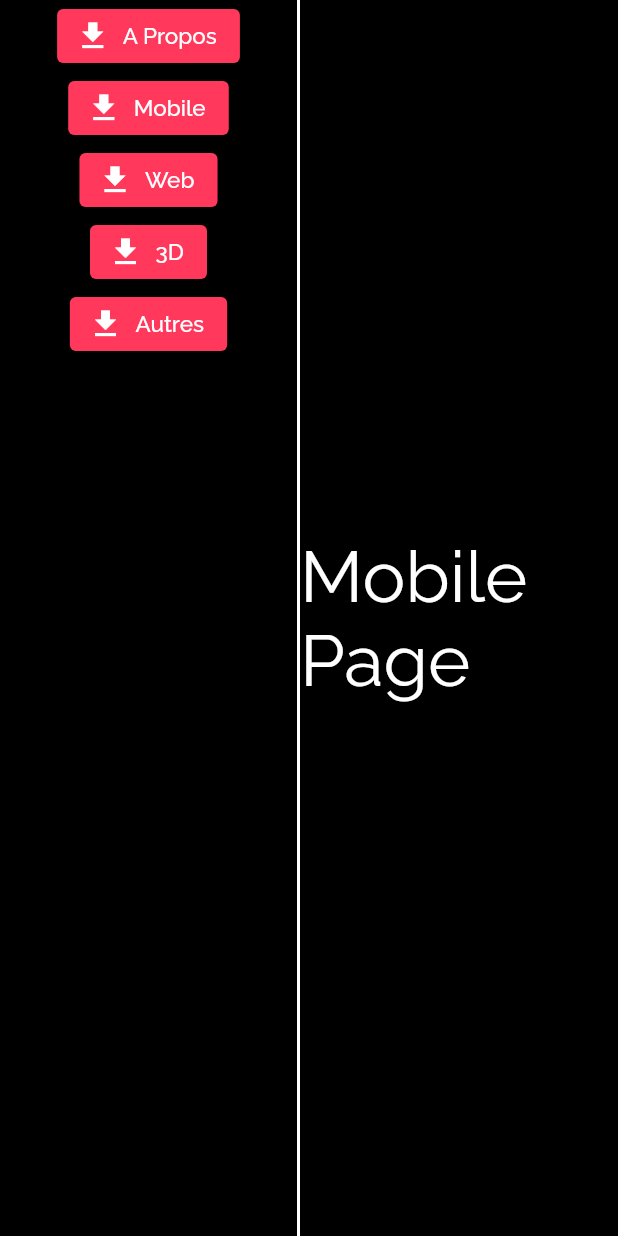
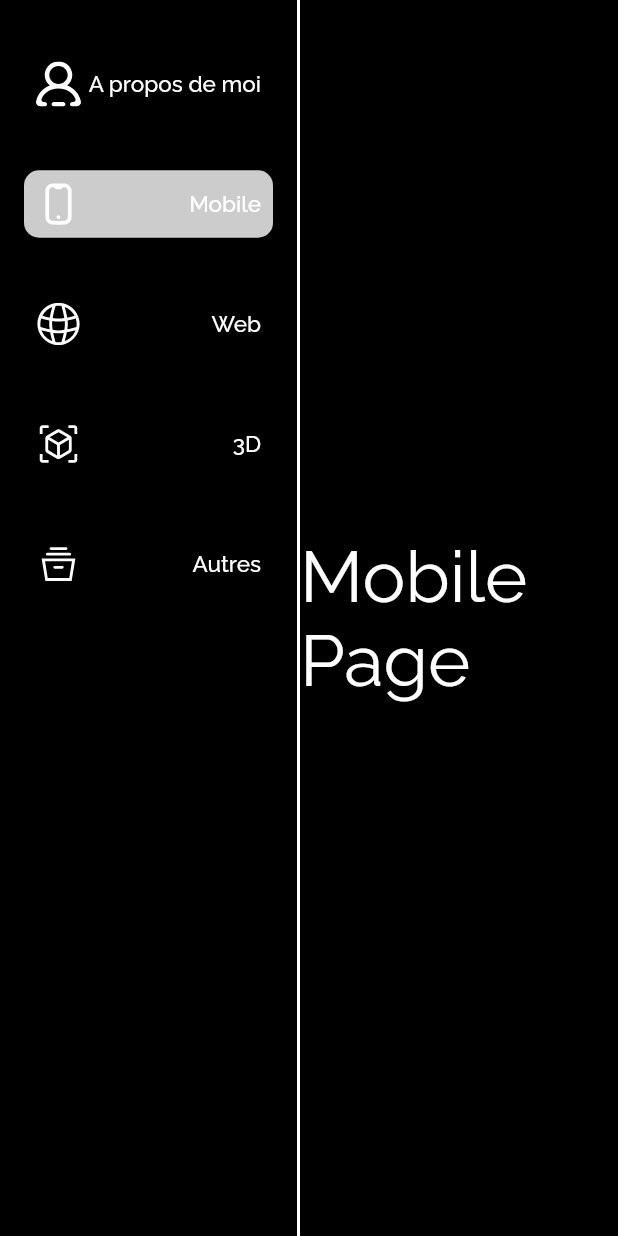
Before and after one commit to elios-cama/portfolio, a Flutter app: the screen it shows after launch, after a tap on "Mobile", on a phone screen of 412 x 824 dp. Run offline on Flutter 3.47's test engine with Material 2 defaults, Android fonts, the light colour scheme and no system bars; our stand-ins replace flutter_svg, go_router, google_fonts, hooks_riverpod, riverpod.

Commit message:
added the state management and design for the pages

```diff
--- a/lib/main.dart
+++ b/lib/main.dart
@@ -5,7 +5,11 @@ import 'package:portflolio/theme/theme.dart';
 
 void main() {
   WidgetsFlutterBinding.ensureInitialized();
-  runApp(const MyApp());
+  runApp(
+    const ProviderScope(
+      child: MyApp(),
+    ),
+  );
 }
 
 class MyApp extends ConsumerWidget {
--- a/lib/pages/side_bar.dart
+++ /dev/null
@@ -1,89 +0,0 @@
-import 'package:flutter/material.dart';
-import 'package:portflolio/routes/router.dart';
-
-class SideBar extends StatefulWidget {
-  const SideBar({Key? key, required this.child}) : super(key: key);
-  final Widget child;
-
-  @override
-  State<SideBar> createState() => _SideBarState();
-}
-
-class _SideBarState extends State<SideBar> {
-  @override
-  Widget build(BuildContext context) {
-    return Material(
-      child: Row(
-        crossAxisAlignment: CrossAxisAlignment.start,
-        children: [
-          Container(
-            height: MediaQuery.of(context).size.height,
-            width: 200,
-            decoration:
-                const BoxDecoration(border: Border(right: BorderSide(width: 2, color: Colors.white)), color: Colors.black),
-            child: Column(
-              children: [
-                ElevatedButton.icon(
-                  // <-- ElevatedButton
-                  onPressed: () {
-                    router.go('/');
-                  },
-                  icon: const Icon(
-                    Icons.download,
-                    size: 24.0,
-                  ),
-                  label: const Text('A Propos'),
-                ),
-                ElevatedButton.icon(
-                  // <-- ElevatedButton
-                  onPressed: () {
-                    router.go('/mobile');
-                  },
-                  icon: const Icon(
-                    Icons.download,
-                    size: 24.0,
-                  ),
-                  label: const Text('Mobile'),
-                ),
-                ElevatedButton.icon(
-                  // <-- ElevatedButton
-                  onPressed: () {
-                    router.go('/web');
-                  },
-                  icon: const Icon(
-                    Icons.download,
-                    size: 24.0,
-                  ),
-                  label: const Text('Web'),
-                ),
-                ElevatedButton.icon(
-                  // <-- ElevatedButton
-                  onPressed: () {
-                    router.go('/3D');
-                  },
-                  icon: const Icon(
-                    Icons.download,
-                    size: 24.0,
-                  ),
-                  label: const Text('3D'),
-                ),
-                ElevatedButton.icon(
-                  // <-- ElevatedButton
-                  onPressed: () {
-                    router.go('/others');
-                  },
-                  icon: const Icon(
-                    Icons.download,
-                    size: 24.0,
-                  ),
-                  label: const Text('Autres'),
-                )
-              ],
-            ),
-          ),
-          Expanded(child: widget.child)
-        ],
-      ),
-    );
-  }
-}
--- /dev/null
+++ b/lib/pages/side_bar/side_bar.dart
@@ -0,0 +1,65 @@
+import 'package:flutter/material.dart';
+import 'package:hooks_riverpod/hooks_riverpod.dart';
+import 'package:portflolio/pages/side_bar/side_bar_provider.dart';
+import '../../widgets/tab_button.dart';
+
+class SideBar extends ConsumerWidget {
+  const SideBar({Key? key, required this.child}) : super(key: key);
+  final Widget child;
+
+  @override
+  Widget build(BuildContext context, WidgetRef ref) {
+    final pageIndex = ref.watch(sideBarIndexProvider);
+    return Material(
+      child: Row(
+        crossAxisAlignment: CrossAxisAlignment.start,
+        children: [
+          Container(
+            height: MediaQuery.of(context).size.height,
+            width: 200,
+            decoration: const BoxDecoration(
+                border: Border(right: BorderSide(width: 2, color: Colors.white)), color: Colors.black),
+            child: Padding(
+              padding: const EdgeInsets.all(16.0),
+              child: Column(
+                children: const [
+                  TabButton(
+                    path: '',
+                    svgName: 'profile',
+                    content: 'A propos de moi',
+                    index: 0,
+                  ),
+                  TabButton(
+                    path: 'mobile',
+                    svgName: 'mobile',
+                    content: 'Mobile',
+                    index: 1,
+                  ),
+                  TabButton(
+                    path: 'web',
+                    svgName: 'web',
+                    content: 'Web',
+                    index: 2,
+                  ),
+                  TabButton(
+                    path: '3D',
+                    svgName: '3D',
+                    content: '3D',
+                    index: 3,
+                  ),
+                  TabButton(
+                    path: 'others',
+                    svgName: 'others',
+                    content: 'Autres',
+                    index: 4,
+                  ),
+                ],
+              ),
+            ),
+          ),
+          Expanded(child: child)
+        ],
+      ),
+    );
+  }
+}
--- /dev/null
+++ b/lib/pages/side_bar/side_bar_provider.dart
@@ -0,0 +1,6 @@
+import 'package:riverpod/riverpod.dart';
+List<int> index = [0,1,2,3,4];
+
+final sideBarIndexProvider = StateProvider((ref){
+  return 0;
+});
--- a/lib/routes/router.dart
+++ b/lib/routes/router.dart
@@ -3,7 +3,7 @@ import 'package:go_router/go_router.dart';
 import 'package:portflolio/pages/3D_section.dart';
 import 'package:portflolio/pages/mobile_section.dart';
 import 'package:portflolio/pages/other_section.dart';
-import 'package:portflolio/pages/side_bar.dart';
+import 'package:portflolio/pages/side_bar/side_bar.dart';
 import 'package:portflolio/pages/web_section.dart';
 import 'package:portflolio/routes/route_names.dart';
 
--- /dev/null
+++ b/lib/widgets/tab_button.dart
@@ -0,0 +1,56 @@
+import 'package:flutter/material.dart';
+import 'package:flutter_svg/svg.dart';
+import 'package:hooks_riverpod/hooks_riverpod.dart';
+import 'package:portflolio/pages/side_bar/side_bar_provider.dart';
+
+import '../routes/router.dart';
+
+class TabButton extends ConsumerWidget {
+  const TabButton({super.key, required this.path, required this.svgName, required this.content, required this.index});
+
+  final String path;
+  final String svgName;
+  final String content;
+  final int index;
+
+  @override
+  Widget build(BuildContext context, WidgetRef ref) {
+    final selectedIndex = ref.watch(sideBarIndexProvider);
+    return Padding(
+      padding: const EdgeInsets.symmetric(vertical: 16),
+      child: TextButton(
+        style: ElevatedButton.styleFrom(
+          backgroundColor: index == selectedIndex ? Colors.white.withOpacity(0.8) : Colors.black,
+          // set button text color
+          elevation: 5,
+          // add a shadow effect to the button
+          shape: RoundedRectangleBorder(
+            // add rounded borders to the button
+            borderRadius: BorderRadius.circular(10),
+          ),
+        ),
+        onPressed: () {
+          router.go('/$path');
+          ref.read(sideBarIndexProvider.notifier).state = index;
+        },
+        child: Row(
+          mainAxisAlignment: MainAxisAlignment.spaceBetween,
+          children: [
+            SvgPicture.asset(
+              'assets/svg/$svgName.svg',
+              colorFilter: const ColorFilter.mode(
+                Colors.white,
+                BlendMode.srcIn,
+              ),
+              height: 30,
+            ),
+            Text(
+              content,
+              style: const TextStyle(color: Colors.white),
+            )
+          ],
+        ),
+      ),
+    );
+  }
+}
```
Also changed, not shown: pubspec.yaml (+3 -4 lines), assets/svg/3D.svg (added), assets/svg/mobile.svg (added), assets/svg/others.svg (added), assets/svg/profile.svg (added), assets/svg/web.svg (added).
